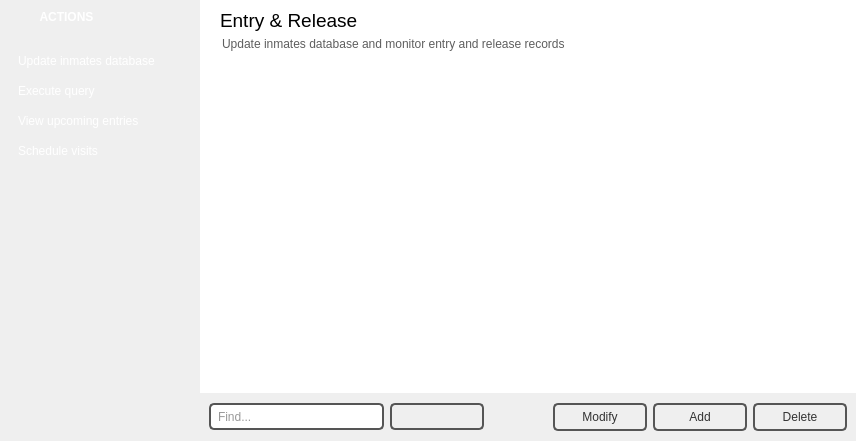
This is entryreleaseform.ui in NCNM/PMS_01 as Qt 5 draws it before an edit. The edited form follows.
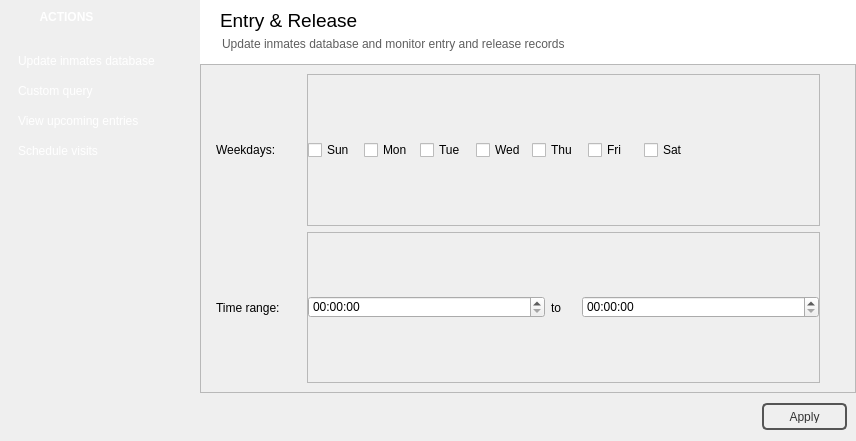
This is the edited form. The open tabs and pages were chosen to show the change. Icons and pictures are not drawn.

Patch:
```diff
--- a/entryreleaseform.ui
+++ b/entryreleaseform.ui
@@ -97,7 +97,13 @@
 </string>
       </property>
       <property name="text">
-       <string>Execute query</string>
+       <string>Custom query</string>
+      </property>
+      <property name="checkable">
+       <bool>true</bool>
+      </property>
+      <property name="autoExclusive">
+       <bool>true</bool>
       </property>
       <property name="flat">
        <bool>true</bool>
@@ -172,6 +178,12 @@
       <property name="text">
        <string>View upcoming entries</string>
       </property>
+      <property name="checkable">
+       <bool>true</bool>
+      </property>
+      <property name="autoExclusive">
+       <bool>true</bool>
+      </property>
       <property name="flat">
        <bool>true</bool>
       </property>
@@ -216,6 +228,12 @@
       <property name="text">
        <string>Update inmates database</string>
       </property>
+      <property name="checkable">
+       <bool>true</bool>
+      </property>
+      <property name="autoExclusive">
+       <bool>true</bool>
+      </property>
       <property name="flat">
        <bool>true</bool>
       </property>
@@ -346,6 +364,12 @@
       <property name="text">
        <string>Schedule visits</string>
       </property>
+      <property name="checkable">
+       <bool>true</bool>
+      </property>
+      <property name="autoExclusive">
+       <bool>true</bool>
+      </property>
       <property name="flat">
        <bool>true</bool>
       </property>
@@ -524,6 +548,28 @@
           <number>0</number>
          </property>
          <item>
+          <widget class="QStackedWidget" name="stackedWidget">
+           <property name="currentIndex">
+            <number>0</number>
+           </property>
+           <widget class="QWidget" name="database">
+            <layout class="QVBoxLayout" name="verticalLayout_3">
+             <property name="spacing">
+              <number>0</number>
+             </property>
+             <property name="leftMargin">
+              <number>0</number>
+             </property>
+             <property name="topMargin">
+              <number>0</number>
+             </property>
+             <property name="rightMargin">
+              <number>0</number>
+             </property>
+             <property name="bottomMargin">
+              <number>0</number>
+             </property>
+             <item>
           <widget class="QTableView" name="tableView">
            <property name="frameShape">
             <enum>QFrame::NoFrame</enum>
@@ -547,7 +593,6 @@
 background: qradialgradient(cx: 0.3, cy: -0.4,
 fx: 0.3, fy: -0.4,
 radius: 1.35, stop: 0 #fff, stop: 1 #888);
-min-width: 80px;
 }
 
 QPushButton:hover {
@@ -685,7 +730,7 @@
               </property>
               <property name="minimumSize">
                <size>
-                <width>94</width>
+                    <width>0</width>
                 <height>27</height>
                </size>
               </property>
@@ -735,52 +780,72 @@
              <widget class="QPushButton" name="pushButton_3">
               <property name="minimumSize">
                <size>
-                <width>94</width>
+                    <width>0</width>
                 <height>0</height>
                </size>
               </property>
               <property name="maximumSize">
                <size>
                 <width>85</width>
-                <height>16777215</height>
+                    <height>27</height>
                </size>
               </property>
               <property name="text">
                <string>Modify</string>
               </property>
+                  <property name="icon">
+                   <iconset resource="pms_resources.qrc">
+                    <normaloff>:/images/modify.png</normaloff>:/images/modify.png</iconset>
+                  </property>
+                  <property name="iconSize">
+                   <size>
+                    <width>24</width>
+                    <height>24</height>
+                   </size>
+                  </property>
              </widget>
             </item>
             <item>
              <widget class="QPushButton" name="pushButton_2">
               <property name="minimumSize">
                <size>
-                <width>94</width>
+                    <width>0</width>
                 <height>0</height>
                </size>
               </property>
               <property name="maximumSize">
                <size>
                 <width>85</width>
-                <height>16777215</height>
+                    <height>27</height>
                </size>
               </property>
               <property name="text">
                <string>Add</string>
               </property>
+                  <property name="icon">
+                   <iconset resource="pms_resources.qrc">
+                    <normaloff>:/images/add_new.png</normaloff>:/images/add_new.png</iconset>
+                  </property>
+                  <property name="iconSize">
+                   <size>
+                    <width>24</width>
+                    <height>24</height>
+                   </size>
+                  </property>
              </widget>
             </item>
             <item>
              <widget class="QPushButton" name="pushButton">
               <property name="minimumSize">
                <size>
-                <width>94</width>
+                    <width>0</width>
                 <height>0</height>
                </size>
               </property>
               <property name="maximumSize">
                <size>
                 <width>85</width>
-                <height>16777215</height>
+                    <height>27</height>
                </size>
               </property>
               <property name="styleSheet">
@@ -789,9 +854,675 @@
               <property name="text">
                <string>Delete</string>
               </property>
+                  <property name="icon">
+                   <iconset resource="pms_resources.qrc">
+                    <normaloff>:/images/delete.png</normaloff>:/images/delete.png</iconset>
+                  </property>
+                  <property name="iconSize">
+                   <size>
+                    <width>24</width>
+                    <height>24</height>
+                   </size>
+                  </property>
              </widget>
             </item>
            </layout>
+              </widget>
+             </item>
+            </layout>
+           </widget>
+           <widget class="QWidget" name="query">
+            <layout class="QVBoxLayout" name="verticalLayout_4">
+             <property name="spacing">
+              <number>0</number>
+             </property>
+             <property name="leftMargin">
+              <number>0</number>
+             </property>
+             <property name="topMargin">
+              <number>0</number>
+             </property>
+             <property name="rightMargin">
+              <number>0</number>
+             </property>
+             <property name="bottomMargin">
+              <number>0</number>
+             </property>
+             <item>
+              <widget class="QPlainTextEdit" name="plainTextEdit">
+               <property name="frameShape">
+                <enum>QFrame::NoFrame</enum>
+               </property>
+               <property name="placeholderText">
+                <string>Enter SQL to execute...</string>
+               </property>
+              </widget>
+             </item>
+             <item>
+              <widget class="QFrame" name="frame_7">
+               <property name="minimumSize">
+                <size>
+                 <width>0</width>
+                 <height>48</height>
+                </size>
+               </property>
+               <property name="styleSheet">
+                <string notr="true">QPushButton {
+color: #333;
+border: 2px solid #555;
+border-radius: 5px;
+padding: 5px;
+background: qradialgradient(cx: 0.3, cy: -0.4,
+fx: 0.3, fy: -0.4,
+radius: 1.35, stop: 0 #fff, stop: 1 #888);
+}
+
+QPushButton:hover {
+background: qradialgradient(cx: 0.3, cy: -0.4,
+fx: 0.3, fy: -0.4,
+radius: 1.35, stop: 0 #fff, stop: 1 #bbb);
+}
+
+QPushButton:pressed {
+background: qradialgradient(cx: 0.4, cy: -0.1,
+fx: 0.4, fy: -0.1,
+radius: 1.35, stop: 0 #fff, stop: 1 #ddd);
+}
+
+#frame_7 {
+border: none;
+background: qlineargradient(x1: 0, y1: 0, x2: 0, y2: 1,
+stop: 0.08 #7a7a7a,
+stop: 0.39999 #717171, stop: 0.4 #626262,
+stop: 0.9 #4c4c4c, stop: 1 #333333);
+}
+
+QComboBox {
+color: #333;
+border: 2px solid #555;
+border-radius: 5px;
+padding: 5px;
+background: qradialgradient(cx: 0.3, cy: -0.4,
+fx: 0.3, fy: -0.4,
+radius: 1.35, stop: 0 #fff, stop: 1 #888);
+min-width: 80px;
+}
+
+QComboBox::drop-down {
+	subcontrol-origin: padding;
+	subcontrol-position: top right;
+	width: 25px;
+ 
+	border-top-right-radius: 3px;
+	border-bottom-right-radius: 3px;
+}
+
+QComboBox::down-arrow {
+	image: url(:/images/cmbbox_arrow.png);
+}
+
+QComboBox:hover {
+background: qradialgradient(cx: 0.3, cy: -0.4,
+fx: 0.3, fy: -0.4,
+radius: 1.35, stop: 0 #fff, stop: 1 #bbb);
+}
+
+QComboBox:pressed {
+background: qradialgradient(cx: 0.4, cy: -0.1,
+fx: 0.4, fy: -0.1,
+radius: 1.35, stop: 0 #fff, stop: 1 #ddd);
+}
+
+QLineEdit {
+color: #333;
+border: 2px solid #555;
+border-radius: 5px;
+padding: 5px;
+background: qradialgradient(cx: 0.3, cy: -0.4,
+fx: 0.3, fy: -0.4,
+radius: 1.35, stop: 0 #eee, stop: 1 #ddd);
+min-width: 80px;
+}
+
+QLineEdit:hover {
+background-color: rgb(255, 255, 255);
+}
+
+QLineEdit:pressed {
+background: qradialgradient(cx: 0.4, cy: -0.1,
+fx: 0.4, fy: -0.1,
+radius: 1.35, stop: 0 #fff, stop: 1 #ddd);
+}
+</string>
+               </property>
+               <property name="frameShape">
+                <enum>QFrame::NoFrame</enum>
+               </property>
+               <property name="frameShadow">
+                <enum>QFrame::Raised</enum>
+               </property>
+               <layout class="QHBoxLayout" name="horizontalLayout_3">
+                <property name="spacing">
+                 <number>6</number>
+                </property>
+                <property name="leftMargin">
+                 <number>9</number>
+                </property>
+                <property name="topMargin">
+                 <number>0</number>
+                </property>
+                <property name="rightMargin">
+                 <number>9</number>
+                </property>
+                <property name="bottomMargin">
+                 <number>0</number>
+                </property>
+                <item>
+                 <widget class="QFrame" name="frame_8">
+                  <property name="styleSheet">
+                   <string notr="true">border: none;
+background: qlineargradient(x1: 0, y1: 0, x2: 0, y2: 1,
+stop: 0.08 #7f7f7f,
+stop: 0.39999 #717171, stop: 0.4 #626262,
+stop: 0.9 #4c4c4c, stop: 1 #333333);
+</string>
+                  </property>
+                  <property name="frameShape">
+                   <enum>QFrame::NoFrame</enum>
+                  </property>
+                  <property name="frameShadow">
+                   <enum>QFrame::Raised</enum>
+                  </property>
+                 </widget>
+                </item>
+                <item>
+                 <widget class="QPushButton" name="pushButton_5">
+                  <property name="minimumSize">
+                   <size>
+                    <width>0</width>
+                    <height>0</height>
+                   </size>
+                  </property>
+                  <property name="maximumSize">
+                   <size>
+                    <width>85</width>
+                    <height>27</height>
+                   </size>
+                  </property>
+                  <property name="text">
+                   <string>Execute</string>
+                  </property>
+                  <property name="icon">
+                   <iconset resource="pms_resources.qrc">
+                    <normaloff>:/images/execute.png</normaloff>:/images/execute.png</iconset>
+                  </property>
+                  <property name="iconSize">
+                   <size>
+                    <width>24</width>
+                    <height>24</height>
+                   </size>
+                  </property>
+                 </widget>
+                </item>
+                <item>
+                 <widget class="QPushButton" name="pushButton_6">
+                  <property name="minimumSize">
+                   <size>
+                    <width>0</width>
+                    <height>0</height>
+                   </size>
+                  </property>
+                  <property name="maximumSize">
+                   <size>
+                    <width>85</width>
+                    <height>27</height>
+                   </size>
+                  </property>
+                  <property name="styleSheet">
+                   <string notr="true"/>
+                  </property>
+                  <property name="text">
+                   <string>Clear</string>
+                  </property>
+                  <property name="icon">
+                   <iconset resource="pms_resources.qrc">
+                    <normaloff>:/images/clear.png</normaloff>:/images/clear.png</iconset>
+                  </property>
+                  <property name="iconSize">
+                   <size>
+                    <width>24</width>
+                    <height>24</height>
+                   </size>
+                  </property>
+                 </widget>
+                </item>
+               </layout>
+              </widget>
+             </item>
+            </layout>
+           </widget>
+           <widget class="QWidget" name="upcoming">
+            <layout class="QVBoxLayout" name="verticalLayout_5">
+             <property name="spacing">
+              <number>0</number>
+             </property>
+             <property name="leftMargin">
+              <number>0</number>
+             </property>
+             <property name="topMargin">
+              <number>0</number>
+             </property>
+             <property name="rightMargin">
+              <number>0</number>
+             </property>
+             <property name="bottomMargin">
+              <number>0</number>
+             </property>
+             <item>
+              <widget class="QTableView" name="tableView_2">
+               <property name="frameShape">
+                <enum>QFrame::NoFrame</enum>
+               </property>
+              </widget>
+             </item>
+            </layout>
+           </widget>
+           <widget class="QWidget" name="schedule">
+            <layout class="QVBoxLayout" name="verticalLayout_6">
+             <property name="spacing">
+              <number>0</number>
+             </property>
+             <property name="leftMargin">
+              <number>0</number>
+             </property>
+             <property name="topMargin">
+              <number>0</number>
+             </property>
+             <property name="rightMargin">
+              <number>0</number>
+             </property>
+             <property name="bottomMargin">
+              <number>0</number>
+             </property>
+             <item>
+              <widget class="QFrame" name="frame_10">
+               <property name="frameShape">
+                <enum>QFrame::StyledPanel</enum>
+               </property>
+               <property name="frameShadow">
+                <enum>QFrame::Raised</enum>
+               </property>
+               <layout class="QGridLayout" name="gridLayout">
+                <property name="leftMargin">
+                 <number>15</number>
+                </property>
+                <property name="rightMargin">
+                 <number>35</number>
+                </property>
+                <item row="0" column="0">
+                 <widget class="QLabel" name="label_3">
+                  <property name="maximumSize">
+                   <size>
+                    <width>85</width>
+                    <height>16777215</height>
+                   </size>
+                  </property>
+                  <property name="text">
+                   <string>Weekdays:</string>
+                  </property>
+                 </widget>
+                </item>
+                <item row="0" column="1">
+                 <widget class="QFrame" name="frame">
+                  <property name="frameShape">
+                   <enum>QFrame::StyledPanel</enum>
+                  </property>
+                  <property name="frameShadow">
+                   <enum>QFrame::Raised</enum>
+                  </property>
+                  <layout class="QHBoxLayout" name="horizontalLayout_5">
+                   <property name="leftMargin">
+                    <number>0</number>
+                   </property>
+                   <property name="topMargin">
+                    <number>0</number>
+                   </property>
+                   <property name="rightMargin">
+                    <number>0</number>
+                   </property>
+                   <property name="bottomMargin">
+                    <number>0</number>
+                   </property>
+                   <item>
+                    <widget class="QCheckBox" name="checkBox">
+                     <property name="maximumSize">
+                      <size>
+                       <width>50</width>
+                       <height>16777215</height>
+                      </size>
+                     </property>
+                     <property name="text">
+                      <string>Sun</string>
+                     </property>
+                    </widget>
+                   </item>
+                   <item>
+                    <widget class="QCheckBox" name="checkBox_2">
+                     <property name="maximumSize">
+                      <size>
+                       <width>50</width>
+                       <height>16777215</height>
+                      </size>
+                     </property>
+                     <property name="text">
+                      <string>Mon</string>
+                     </property>
+                    </widget>
+                   </item>
+                   <item>
+                    <widget class="QCheckBox" name="checkBox_7">
+                     <property name="maximumSize">
+                      <size>
+                       <width>50</width>
+                       <height>16777215</height>
+                      </size>
+                     </property>
+                     <property name="text">
+                      <string>Tue</string>
+                     </property>
+                    </widget>
+                   </item>
+                   <item>
+                    <widget class="QCheckBox" name="checkBox_3">
+                     <property name="maximumSize">
+                      <size>
+                       <width>50</width>
+                       <height>16777215</height>
+                      </size>
+                     </property>
+                     <property name="text">
+                      <string>Wed</string>
+                     </property>
+                    </widget>
+                   </item>
+                   <item>
+                    <widget class="QCheckBox" name="checkBox_4">
+                     <property name="maximumSize">
+                      <size>
+                       <width>50</width>
+                       <height>16777215</height>
+                      </size>
+                     </property>
+                     <property name="text">
+                      <string>Thu</string>
+                     </property>
+                    </widget>
+                   </item>
+                   <item>
+                    <widget class="QCheckBox" name="checkBox_5">
+                     <property name="maximumSize">
+                      <size>
+                       <width>50</width>
+                       <height>16777215</height>
+                      </size>
+                     </property>
+                     <property name="text">
+                      <string>Fri</string>
+                     </property>
+                    </widget>
+                   </item>
+                   <item>
+                    <widget class="QCheckBox" name="checkBox_6">
+                     <property name="text">
+                      <string>Sat</string>
+                     </property>
+                    </widget>
+                   </item>
+                  </layout>
+                 </widget>
+                </item>
+                <item row="1" column="0">
+                 <widget class="QLabel" name="label_4">
+                  <property name="maximumSize">
+                   <size>
+                    <width>85</width>
+                    <height>16777215</height>
+                   </size>
+                  </property>
+                  <property name="text">
+                   <string>Time range:</string>
+                  </property>
+                 </widget>
+                </item>
+                <item row="1" column="1">
+                 <widget class="QFrame" name="frame_9">
+                  <property name="frameShape">
+                   <enum>QFrame::StyledPanel</enum>
+                  </property>
+                  <property name="frameShadow">
+                   <enum>QFrame::Raised</enum>
+                  </property>
+                  <layout class="QHBoxLayout" name="horizontalLayout_4">
+                   <property name="spacing">
+                    <number>6</number>
+                   </property>
+                   <property name="leftMargin">
+                    <number>0</number>
+                   </property>
+                   <property name="topMargin">
+                    <number>0</number>
+                   </property>
+                   <property name="rightMargin">
+                    <number>0</number>
+                   </property>
+                   <property name="bottomMargin">
+                    <number>0</number>
+                   </property>
+                   <item>
+                    <widget class="QTimeEdit" name="timeEdit"/>
+                   </item>
+                   <item>
+                    <widget class="QLabel" name="label_5">
+                     <property name="maximumSize">
+                      <size>
+                       <width>25</width>
+                       <height>16777215</height>
+                      </size>
+                     </property>
+                     <property name="text">
+                      <string>to</string>
+                     </property>
+                    </widget>
+                   </item>
+                   <item>
+                    <widget class="QTimeEdit" name="timeEdit_2"/>
+                   </item>
+                  </layout>
+                 </widget>
+                </item>
+               </layout>
+              </widget>
+             </item>
+             <item>
+              <widget class="QFrame" name="frame_11">
+               <property name="minimumSize">
+                <size>
+                 <width>0</width>
+                 <height>48</height>
+                </size>
+               </property>
+               <property name="maximumSize">
+                <size>
+                 <width>16777215</width>
+                 <height>48</height>
+                </size>
+               </property>
+               <property name="styleSheet">
+                <string notr="true">QPushButton {
+color: #333;
+border: 2px solid #555;
+border-radius: 5px;
+padding: 5px;
+background: qradialgradient(cx: 0.3, cy: -0.4,
+fx: 0.3, fy: -0.4,
+radius: 1.35, stop: 0 #fff, stop: 1 #888);
+}
+
+QPushButton:hover {
+background: qradialgradient(cx: 0.3, cy: -0.4,
+fx: 0.3, fy: -0.4,
+radius: 1.35, stop: 0 #fff, stop: 1 #bbb);
+}
+
+QPushButton:pressed {
+background: qradialgradient(cx: 0.4, cy: -0.1,
+fx: 0.4, fy: -0.1,
+radius: 1.35, stop: 0 #fff, stop: 1 #ddd);
+}
+
+#frame_11 {
+border: none;
+background: qlineargradient(x1: 0, y1: 0, x2: 0, y2: 1,
+stop: 0.08 #7a7a7a,
+stop: 0.39999 #717171, stop: 0.4 #626262,
+stop: 0.9 #4c4c4c, stop: 1 #333333);
+}
+
+QComboBox {
+color: #333;
+border: 2px solid #555;
+border-radius: 5px;
+padding: 5px;
+background: qradialgradient(cx: 0.3, cy: -0.4,
+fx: 0.3, fy: -0.4,
+radius: 1.35, stop: 0 #fff, stop: 1 #888);
+min-width: 80px;
+}
+
+QComboBox::drop-down {
+	subcontrol-origin: padding;
+	subcontrol-position: top right;
+	width: 25px;
+ 
+	border-top-right-radius: 3px;
+	border-bottom-right-radius: 3px;
+}
+
+QComboBox::down-arrow {
+	image: url(:/images/cmbbox_arrow.png);
+}
+
+QComboBox:hover {
+background: qradialgradient(cx: 0.3, cy: -0.4,
+fx: 0.3, fy: -0.4,
+radius: 1.35, stop: 0 #fff, stop: 1 #bbb);
+}
+
+QComboBox:pressed {
+background: qradialgradient(cx: 0.4, cy: -0.1,
+fx: 0.4, fy: -0.1,
+radius: 1.35, stop: 0 #fff, stop: 1 #ddd);
+}
+
+QLineEdit {
+color: #333;
+border: 2px solid #555;
+border-radius: 5px;
+padding: 5px;
+background: qradialgradient(cx: 0.3, cy: -0.4,
+fx: 0.3, fy: -0.4,
+radius: 1.35, stop: 0 #eee, stop: 1 #ddd);
+min-width: 80px;
+}
+
+QLineEdit:hover {
+background-color: rgb(255, 255, 255);
+}
+
+QLineEdit:pressed {
+background: qradialgradient(cx: 0.4, cy: -0.1,
+fx: 0.4, fy: -0.1,
+radius: 1.35, stop: 0 #fff, stop: 1 #ddd);
+}
+</string>
+               </property>
+               <property name="frameShape">
+                <enum>QFrame::NoFrame</enum>
+               </property>
+               <property name="frameShadow">
+                <enum>QFrame::Raised</enum>
+               </property>
+               <layout class="QHBoxLayout" name="horizontalLayout_7">
+                <property name="spacing">
+                 <number>6</number>
+                </property>
+                <property name="leftMargin">
+                 <number>9</number>
+                </property>
+                <property name="topMargin">
+                 <number>0</number>
+                </property>
+                <property name="rightMargin">
+                 <number>9</number>
+                </property>
+                <property name="bottomMargin">
+                 <number>0</number>
+                </property>
+                <item>
+                 <widget class="QFrame" name="frame_13">
+                  <property name="styleSheet">
+                   <string notr="true">border: none;
+background: qlineargradient(x1: 0, y1: 0, x2: 0, y2: 1,
+stop: 0.08 #7f7f7f,
+stop: 0.39999 #717171, stop: 0.4 #626262,
+stop: 0.9 #4c4c4c, stop: 1 #333333);
+</string>
+                  </property>
+                  <property name="frameShape">
+                   <enum>QFrame::NoFrame</enum>
+                  </property>
+                  <property name="frameShadow">
+                   <enum>QFrame::Raised</enum>
+                  </property>
+                 </widget>
+                </item>
+                <item>
+                 <widget class="QPushButton" name="pushButton_9">
+                  <property name="minimumSize">
+                   <size>
+                    <width>0</width>
+                    <height>0</height>
+                   </size>
+                  </property>
+                  <property name="maximumSize">
+                   <size>
+                    <width>85</width>
+                    <height>27</height>
+                   </size>
+                  </property>
+                  <property name="text">
+                   <string>Apply</string>
+                  </property>
+                  <property name="icon">
+                   <iconset resource="pms_resources.qrc">
+                    <normaloff>:/images/check.png</normaloff>:/images/check.png</iconset>
+                  </property>
+                  <property name="iconSize">
+                   <size>
+                    <width>24</width>
+                    <height>24</height>
+                   </size>
+                  </property>
+                 </widget>
+                </item>
+               </layout>
+              </widget>
+             </item>
+            </layout>
+            <zorder>frame_10</zorder>
+            <zorder>frame_12</zorder>
+            <zorder>frame_11</zorder>
+           </widget>
           </widget>
          </item>
         </layout>
```
Lines whose indentation alone changed are shown as unchanged.
